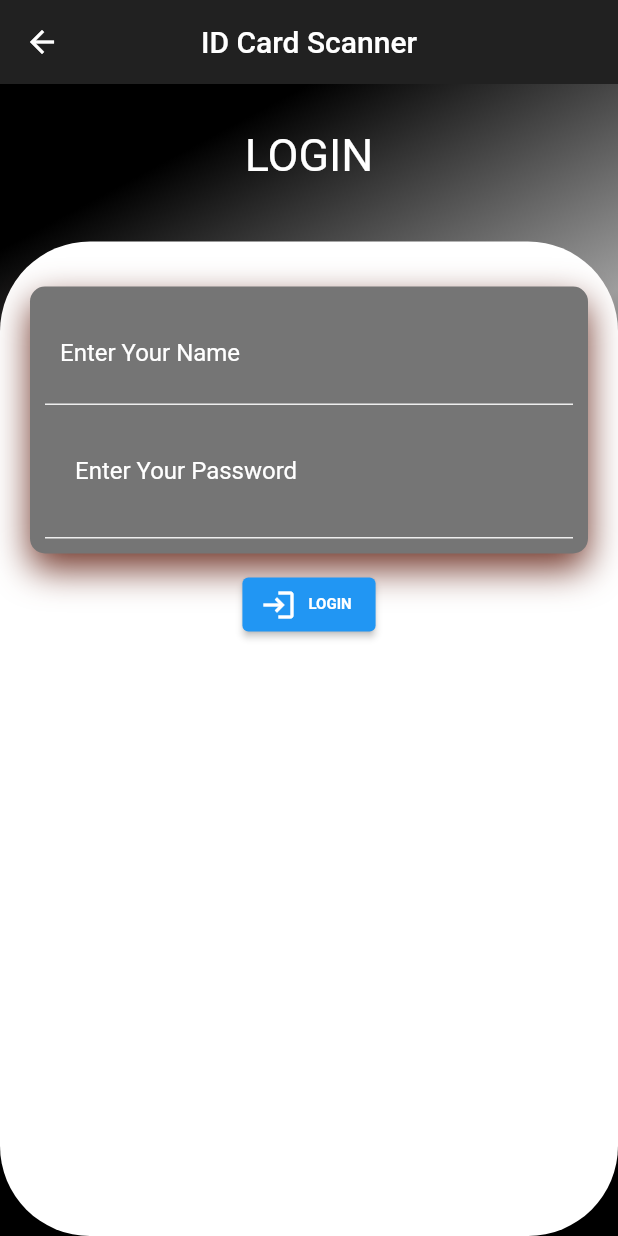
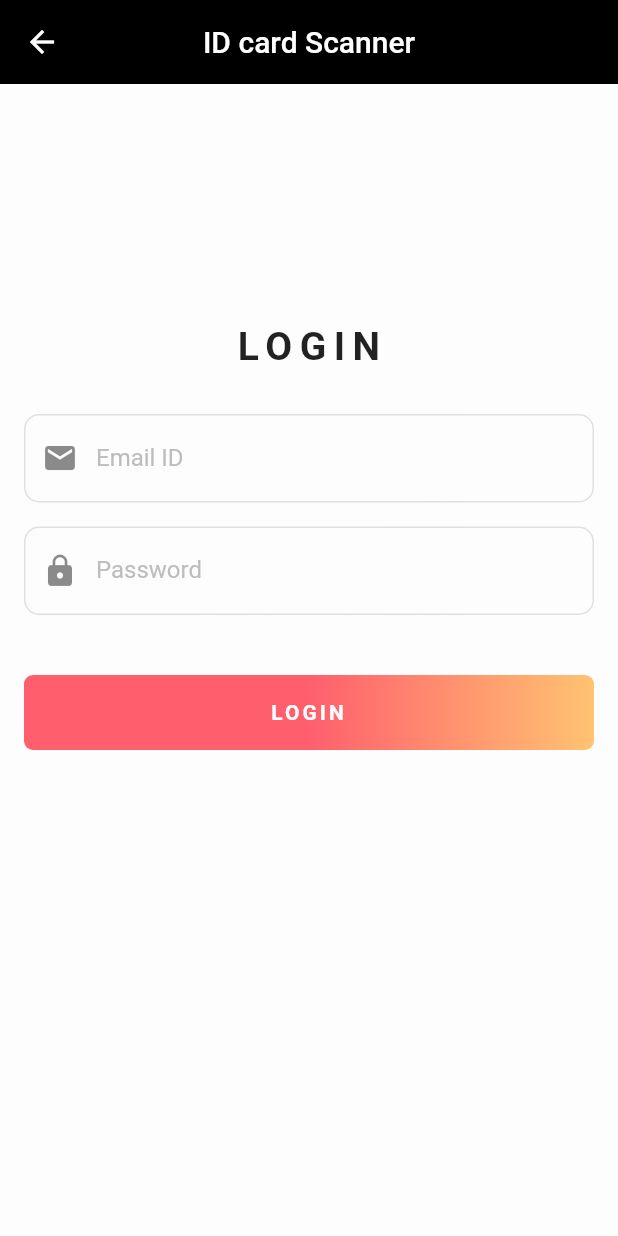
Before and after one commit to jillellamudisurya/ID-Card-Scanner, a Flutter app: the Seclogin screen opened directly, on a phone screen of 412 x 824 dp. Run offline on Flutter 3.47's test engine with Material 2 defaults, Android fonts, the light colour scheme and no system bars; our stand-ins replace cloud_firestore, firebase_auth, flutter_spinkit; missing offline and left inert: flutter_barcode_scanner; accounts and stored records are empty.

Commit message:
login changed

```diff
--- a/lib/security_login.dart
+++ b/lib/security_login.dart
@@ -21,72 +21,44 @@ class _SecloginState extends State<Seclogin> {
     return isLoad
         ? Loading()
         : Scaffold(
-            //backgroundColor: Colors.grey[850],
+            backgroundColor: Colors.white,
             appBar: AppBar(
-              title: Text('ID Card Scanner'),
-              backgroundColor: Colors.grey[900],
+              backgroundColor: Colors.black,
+              elevation: 0,
               centerTitle: true,
-              elevation: 0.0,
+              title: Text("ID card Scanner"),
             ),
             body: Container(
               decoration: BoxDecoration(
                 gradient: LinearGradient(
-                        begin: Alignment.topCenter,
-                        colors: [Colors.black, Colors.grey, Colors.black])),
+                  begin: Alignment.centerLeft,
+                  end: Alignment.centerRight,
+                  colors: [Color(0xfd3cce3), Color(0xfE9E4F0)],
+                ),
+              ),
+              alignment: Alignment.center,
+              padding: EdgeInsets.only(left: 16, right: 16),
+              child: SafeArea(
                 child: Column(
-                  children: [
-                    SizedBox(
-                      height: 10,
-                    ),
-                    Padding(
-                      padding: EdgeInsets.all(20),
-                      child: Column(
-                        children: [
+                  crossAxisAlignment: CrossAxisAlignment.center,
+                  children: <Widget>[
+                    Column(
+                      crossAxisAlignment: CrossAxisAlignment.center,
+                      children: <Widget>[
+                        SizedBox(height: 160),
                         Text(
-                            'LOGIN',
-                            style: TextStyle(fontSize: 30, color: Colors.white),
+                          "LOGIN",
+                          style: TextStyle(
+                              fontSize: 26,
+                              fontWeight: FontWeight.bold,
+                              letterSpacing: 5),
                         ),
                       ],
                     ),
-                    ),
-                    SizedBox(
-                      height: 20,
-                    ),
-                    Expanded(
-                        child: Container(
-                      decoration: BoxDecoration(
-                          color: Colors.white,
-                          borderRadius: BorderRadius.only(
-                              topLeft: Radius.circular(60),
-                              topRight: Radius.circular(60),
-                              bottomLeft: Radius.circular(60),
-                              bottomRight: Radius.circular(60))),
-                      child: Padding(
-                        padding: EdgeInsets.all(20),
-                        child: Column(
-                          children: [
-                            SizedBox(
-                              height: 10,
-                            ),
-                            Container(
-                              padding: EdgeInsets.all(10),
-                              decoration: BoxDecoration(
-                                  color: Colors.grey[600],
-                                  borderRadius: BorderRadius.circular(10),
-                                  boxShadow: [
-                                    BoxShadow(
-                                        color: Color.fromARGB(225, 95, 27, 13),
-                                        blurRadius: 20,
-                                        offset: Offset(0, 10))
-                                  ]),
-                              child: Column(
-                                children: [
-                                  Container(
-                                    padding: EdgeInsets.all(10),
-                                    decoration: BoxDecoration(
-                                        border: Border(
-                                            bottom: BorderSide(
-                                                color: Colors.grey[200]))),
+                    SizedBox(height: 30),
+                    Column(
+                      children: <Widget>[
+                        Theme(
                           child: Form(
                             key: formkey,
                             child: TextFormField(
@@ -99,19 +71,31 @@ class _SecloginState extends State<Seclogin> {
                                 }
                               },
                               decoration: InputDecoration(
-                                            hintText: 'Enter Your Name',
-                                            hintStyle:
-                                                TextStyle(color: Colors.white),
-                                            border: InputBorder.none),
+                                prefixIcon: Icon(Icons.email),
+                                labelText: "Email ID",
+                                labelStyle: TextStyle(
+                                    fontSize: 16, color: Colors.grey.shade400),
+                                enabledBorder: OutlineInputBorder(
+                                  borderRadius: BorderRadius.circular(10),
+                                  borderSide: BorderSide(
+                                    color: Colors.grey.shade300,
+                                  ),
+                                ),
+                                focusedBorder: OutlineInputBorder(
+                                    borderRadius: BorderRadius.circular(10),
+                                    borderSide: BorderSide(
+                                      color: Colors.red,
+                                    )),
                               ),
                             ),
                           ),
-                                  Container(
-                                    padding: EdgeInsets.all(20),
-                                    decoration: BoxDecoration(
-                                        border: Border(
-                                            bottom: BorderSide(
-                                                color: Colors.grey[200]))),
+                          data: Theme.of(context)
+                              .copyWith(primaryColor: Color(0xffff5f6d)),
+                        ),
+                        SizedBox(
+                          height: 16,
+                        ),
+                        Theme(
                           child: Form(
                             key: formkey1,
                             child: TextFormField(
@@ -125,21 +109,34 @@ class _SecloginState extends State<Seclogin> {
                                 }
                               },
                               decoration: InputDecoration(
-                                            hintText: 'Enter Your Password',
-                                            hintStyle:
-                                                TextStyle(color: Colors.white),
-                                            border: InputBorder.none),
+                                prefixIcon: Icon(Icons.lock),
+                                labelText: "Password",
+                                labelStyle: TextStyle(
+                                    fontSize: 16, color: Colors.grey.shade400),
+                                enabledBorder: OutlineInputBorder(
+                                  borderRadius: BorderRadius.circular(10),
+                                  borderSide: BorderSide(
+                                    color: Colors.grey.shade300,
                                   ),
                                 ),
-                                  )
-                                ],
+                                focusedBorder: OutlineInputBorder(
+                                    borderRadius: BorderRadius.circular(10),
+                                    borderSide: BorderSide(
+                                      color: Colors.red,
+                                    )),
                               ),
                             ),
+                          ),
+                          data: Theme.of(context)
+                              .copyWith(primaryColor: Color(0xffff5f6d)),
+                        ),
                         SizedBox(
-                              height: 10,
+                          height: 40,
                         ),
-                            Center(
-                              child: ElevatedButton.icon(
+                        Container(
+                          height: 50,
+                          width: double.infinity,
+                          child: TextButton(
                             onPressed: () async {
                               if (formkey.currentState.validate() &&
                                   formkey1.currentState.validate()) {
@@ -173,24 +170,47 @@ class _SecloginState extends State<Seclogin> {
                                 }
                               }
                             },
-                                icon: Icon(
-                                  Icons.login,
+                            style: TextButton.styleFrom(
+                              padding: EdgeInsets.all(0),
+                              shape: RoundedRectangleBorder(
+                                borderRadius: BorderRadius.circular(6),
                               ),
-                                label: Text(
-                                  'LOGIN',
+                            ),
+                            child: Ink(
+                              decoration: BoxDecoration(
+                                borderRadius: BorderRadius.circular(6),
+                                gradient: LinearGradient(
+                                  begin: Alignment.centerLeft,
+                                  end: Alignment.centerRight,
+                                  colors: [
+                                    Color(0xffff5f6d),
+                                    Color(0xffff5f6d),
+                                    Color(0xffffc371),
+                                  ],
+                                ),
+                              ),
+                              child: Container(
+                                alignment: Alignment.center,
+                                constraints: BoxConstraints(
+                                    maxWidth: double.infinity, minHeight: 50),
+                                child: Text(
+                                  "LOGIN",
                                   style: TextStyle(
-                                    fontSize: 10.0,
-                                    fontWeight: FontWeight.bold,
+                                      letterSpacing: 2,
+                                      color: Colors.white,
+                                      fontWeight: FontWeight.bold),
+                                  textAlign: TextAlign.center,
                                 ),
                               ),
                             ),
-                            )
+                          ),
+                        ),
+                      ],
+                    ),
                   ],
                 ),
               ),
-                    ))
-                  ],
-                )),
+            ),
           );
   }
 }
```
Also changed, not shown: lib/admin_login.dart (+114 -86 lines). Lines whose indentation alone changed are shown as unchanged.
